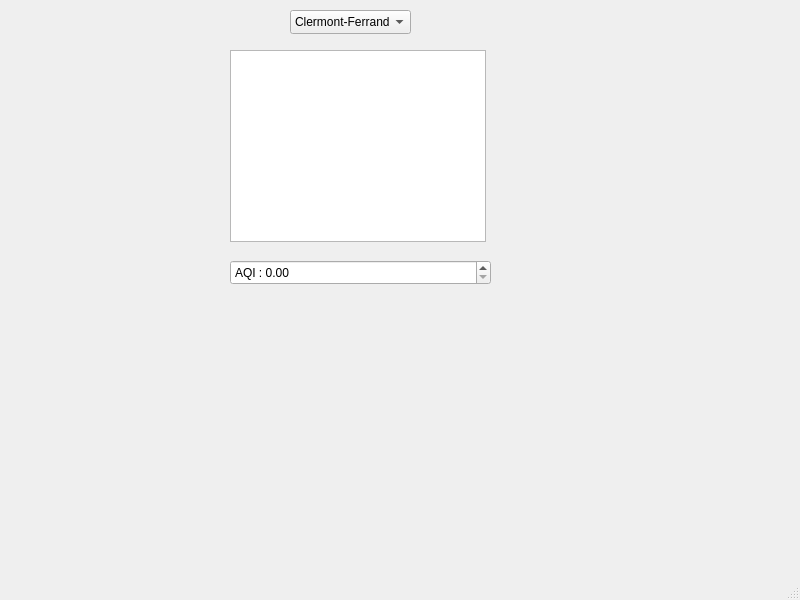
Above: mainwindow.ui from Yann-La-Baguette/Qualite_de_l_air before the change. Below: the same form after it.
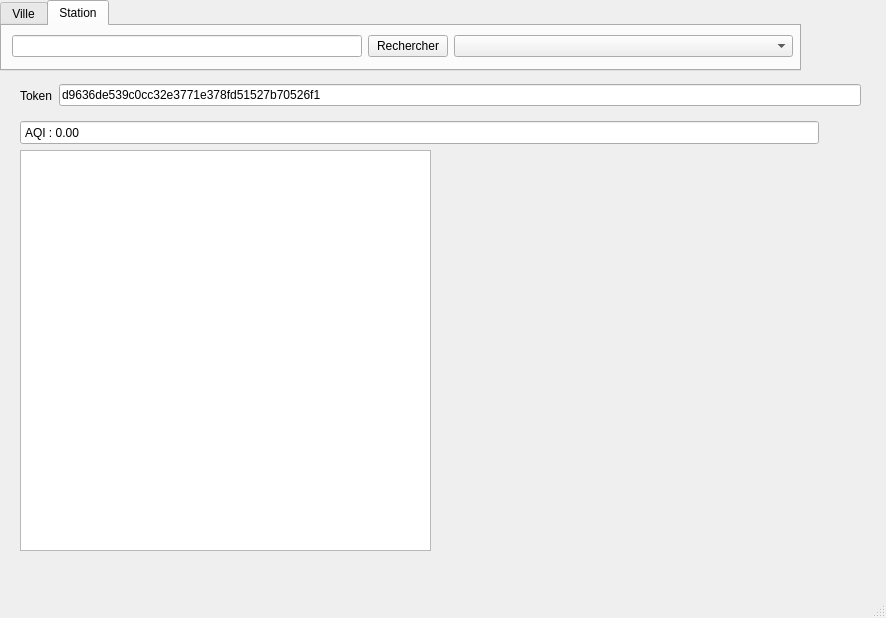
That is the form after the change.

```diff
--- a/mainwindow.ui
+++ b/mainwindow.ui
@@ -6,79 +6,196 @@
    <rect>
     <x>0</x>
     <y>0</y>
-    <width>800</width>
-    <height>600</height>
+    <width>886</width>
+    <height>618</height>
    </rect>
   </property>
   <property name="windowTitle">
    <string>MainWindow</string>
   </property>
   <widget class="QWidget" name="centralwidget">
-   <widget class="QTextBrowser" name="AirTextBrowser">
+   <property name="minimumSize">
+    <size>
+     <width>800</width>
+     <height>500</height>
+    </size>
+   </property>
+   <property name="maximumSize">
+    <size>
+     <width>5000000</width>
+     <height>5000000</height>
+    </size>
+   </property>
+   <widget class="QTabWidget" name="tabWidget">
     <property name="geometry">
      <rect>
-      <x>230</x>
-      <y>50</y>
-      <width>256</width>
-      <height>192</height>
+      <x>0</x>
+      <y>0</y>
+      <width>801</width>
+      <height>71</height>
      </rect>
     </property>
+    <property name="minimumSize">
+     <size>
+      <width>0</width>
+      <height>0</height>
+     </size>
+    </property>
+    <property name="maximumSize">
+     <size>
+      <width>801</width>
+      <height>501</height>
+     </size>
+    </property>
+    <property name="toolTip">
+     <string>&lt;html&gt;&lt;head/&gt;&lt;body&gt;&lt;p&gt;&lt;br/&gt;&lt;/p&gt;&lt;/body&gt;&lt;/html&gt;</string>
+    </property>
+    <property name="currentIndex">
+     <number>1</number>
+    </property>
+    <widget class="QWidget" name="ville">
+     <attribute name="title">
+      <string>Ville</string>
+     </attribute>
+     <widget class="QComboBox" name="Ville">
+      <property name="geometry">
+       <rect>
+        <x>0</x>
+        <y>10</y>
+        <width>797</width>
+        <height>24</height>
+       </rect>
+      </property>
+      <item>
+       <property name="text">
+        <string>Clermont-Ferrand</string>
+       </property>
+      </item>
+      <item>
+       <property name="text">
+        <string>Paris</string>
+       </property>
+      </item>
+      <item>
+       <property name="text">
+        <string>Lyon</string>
+       </property>
+      </item>
+      <item>
+       <property name="text">
+        <string>Marseille</string>
+       </property>
+      </item>
+      <item>
+       <property name="text">
+        <string>Londres</string>
+       </property>
+      </item>
+      <item>
+       <property name="text">
+        <string>New-york</string>
+       </property>
+      </item>
+     </widget>
+    </widget>
+    <widget class="QWidget" name="station">
+     <attribute name="title">
+      <string>Station</string>
+     </attribute>
+     <widget class="QWidget" name="horizontalLayoutWidget">
+      <property name="geometry">
+       <rect>
+        <x>10</x>
+        <y>0</y>
+        <width>781</width>
+        <height>41</height>
+       </rect>
+      </property>
+      <layout class="QHBoxLayout" name="horizontalLayout_3">
+       <item>
+        <widget class="QLineEdit" name="stationLineEdit">
+         <property name="maximumSize">
+          <size>
+           <width>350</width>
+           <height>16777215</height>
+          </size>
+         </property>
+        </widget>
+       </item>
+       <item>
+        <widget class="QPushButton" name="rechercher">
+         <property name="maximumSize">
+          <size>
+           <width>80</width>
+           <height>16777215</height>
+          </size>
+         </property>
+         <property name="text">
+          <string>Rechercher</string>
+         </property>
+        </widget>
+       </item>
+       <item>
+        <widget class="QComboBox" name="choixStationCombo"/>
+       </item>
+      </layout>
+     </widget>
+    </widget>
    </widget>
    <widget class="QDoubleSpinBox" name="AQIBox">
     <property name="geometry">
      <rect>
-      <x>230</x>
-      <y>260</y>
-      <width>261</width>
+      <x>20</x>
+      <y>120</y>
+      <width>799</width>
       <height>25</height>
      </rect>
     </property>
     <property name="buttonSymbols">
-     <enum>QAbstractSpinBox::UpDownArrows</enum>
+     <enum>QAbstractSpinBox::NoButtons</enum>
     </property>
     <property name="prefix">
      <string>AQI : </string>
     </property>
+    <property name="maximum">
+     <double>9999999999.000000000000000</double>
+    </property>
    </widget>
-   <widget class="QComboBox" name="Meteo">
+   <widget class="QTextBrowser" name="AirTextBrowser">
     <property name="geometry">
      <rect>
-      <x>290</x>
-      <y>10</y>
-      <width>121</width>
-      <height>24</height>
+      <x>20</x>
+      <y>150</y>
+      <width>411</width>
+      <height>401</height>
      </rect>
     </property>
-    <item>
-     <property name="text">
-      <string>Clermont-Ferrand</string>
-     </property>
-    </item>
-    <item>
-     <property name="text">
-      <string>Paris</string>
-     </property>
-    </item>
-    <item>
-     <property name="text">
-      <string>Lyon</string>
-     </property>
-    </item>
-    <item>
-     <property name="text">
-      <string>Marseille</string>
-     </property>
-    </item>
-    <item>
-     <property name="text">
-      <string>Londres</string>
-     </property>
-    </item>
-    <item>
-     <property name="text">
-      <string>New-york</string>
-     </property>
-    </item>
+   </widget>
+   <widget class="QWidget" name="horizontalLayoutWidget_2">
+    <property name="geometry">
+     <rect>
+      <x>20</x>
+      <y>80</y>
+      <width>841</width>
+      <height>31</height>
+     </rect>
+    </property>
+    <layout class="QHBoxLayout" name="horizontalLayout">
+     <item>
+      <widget class="QLabel" name="tokenLabel">
+       <property name="text">
+        <string>Token</string>
+       </property>
+      </widget>
+     </item>
+     <item>
+      <widget class="QLineEdit" name="token">
+       <property name="text">
+        <string>d9636de539c0cc32e3771e378fd51527b70526f1</string>
+       </property>
+      </widget>
+     </item>
+    </layout>
    </widget>
   </widget>
   <widget class="QMenuBar" name="menubar">
```
Left out of the diff: 43 changed lines with no effect on the pictures.
